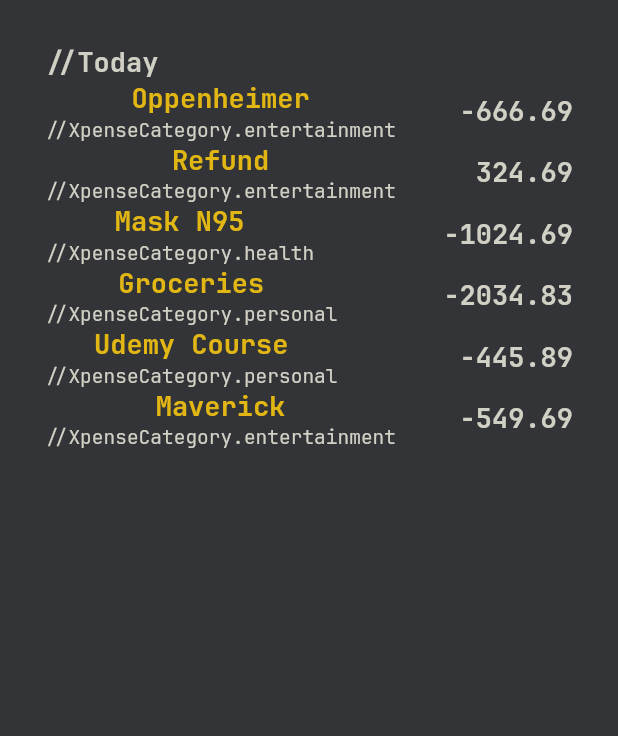
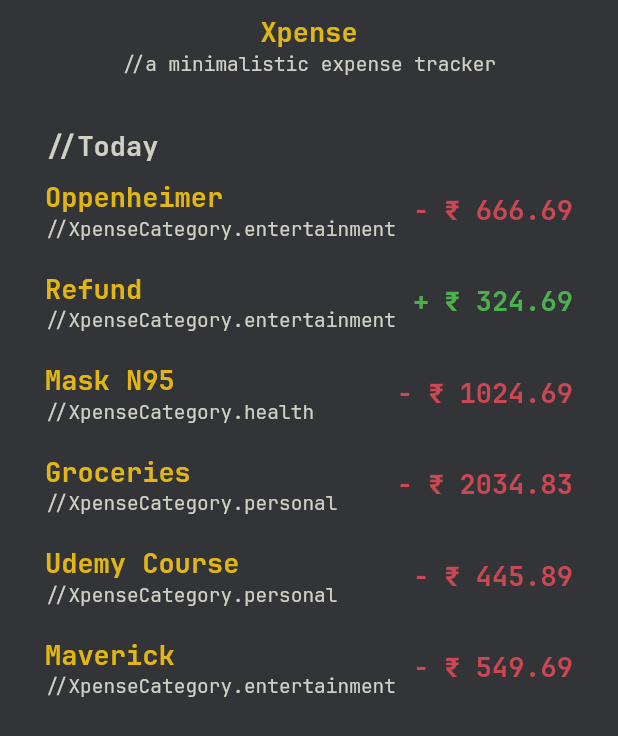
Before and after one commit to laggedskapari/Xpense, a Flutter app: the screen it shows after launch, on a phone screen of 412 x 824 dp. Shown: the top 736 px of the screen. Run offline on Flutter 3.47's test engine with Material 2 defaults, Android fonts, the phone set to English and light mode, and no system bars; missing offline and left inert: date_formatter.

Commit message:
Working on Daily Xpense.

```diff
--- a/mobile/lib/screens/home.dart
+++ b/mobile/lib/screens/home.dart
@@ -2,6 +2,7 @@ import 'package:flutter/material.dart';
 
 import 'package:mobile/widgets/daily_xpenses.dart';
 import 'package:mobile/xpense_theme.dart';
+import 'package:mobile/widgets/xpense_appbar.dart';
 
 class HomeScreen extends StatelessWidget {
   const HomeScreen({super.key});
@@ -10,6 +11,7 @@ class HomeScreen extends StatelessWidget {
   Widget build(BuildContext context) {
     return Scaffold(
       backgroundColor: XpenseTheme.backgroundColor,
+      appBar: const XpenseAppBar(),
       body: Center(
         child: DailyXpeneses()
       ),
--- a/mobile/lib/widgets/daily_xpense.dart
+++ b/mobile/lib/widgets/daily_xpense.dart
@@ -4,17 +4,18 @@ import 'package:mobile/xpense_theme.dart';
 import 'package:mobile/model/xpense.dart';
 
 class DailyXpense extends StatelessWidget {
-  const DailyXpense({ super.key, required this.xpense });
+  const DailyXpense({super.key, required this.xpense});
 
   final Xpense xpense;
 
-
-
   @override
   Widget build(BuildContext context) {
-    return Row(
+    return Container(
+      padding: const EdgeInsets.symmetric(vertical: 10),
+      child: Row(
         children: [
           Column(
+            crossAxisAlignment: CrossAxisAlignment.start,
             children: [
               Text(
                 xpense.xpenseTitle,
@@ -28,10 +29,13 @@ class DailyXpense extends StatelessWidget {
           ),
           const Spacer(),
           Text(
-          xpense.xpenseAmount.toStringAsFixed(2),
-          style: XpenseTheme.secondaryHeader,
+            '${xpense.xpenseAmountType == XpenseAmountType.debit ? '-' : '+'} ₹ ${xpense.xpenseAmount.toStringAsFixed(2)}',
+            style: xpense.xpenseAmountType == XpenseAmountType.debit
+                ? XpenseTheme.debitFont
+                : XpenseTheme.creditFont,
           ),
         ],
+      ),
     );
   }
 }
--- a/mobile/lib/widgets/daily_xpenses.dart
+++ b/mobile/lib/widgets/daily_xpenses.dart
@@ -6,13 +6,13 @@ import 'package:mobile/model/xpense.dart';
 import 'package:date_formatter/date_formatter.dart';
 
 class DailyXpeneses extends StatelessWidget {
-  DailyXpeneses({ super.key });
+  DailyXpeneses({super.key});
 
   final List<Xpense> _registeredXpenses = [
     Xpense(
       xpenseTitle: 'Oppenheimer',
       xpenseAmountType: XpenseAmountType.debit,
-      xpenseAmount: -666.69,
+      xpenseAmount: 666.69,
       xpenseCategory: XpenseCategory.entertainment,
       xpenseDate: DateFormatter.formatDateTime(
           dateTime: DateTime.now(), outputFormat: 'dd/MM/yyyy'),
@@ -28,7 +28,7 @@ class DailyXpeneses extends StatelessWidget {
     Xpense(
       xpenseTitle: 'Mask N95',
       xpenseAmountType: XpenseAmountType.debit,
-      xpenseAmount: -1024.69,
+      xpenseAmount: 1024.69,
       xpenseCategory: XpenseCategory.health,
       xpenseDate: DateFormatter.formatDateTime(
           dateTime: DateTime.now(), outputFormat: 'dd/MM/yyyy'),
@@ -36,7 +36,7 @@ class DailyXpeneses extends StatelessWidget {
     Xpense(
       xpenseTitle: 'Groceries',
       xpenseAmountType: XpenseAmountType.debit,
-      xpenseAmount: -2034.83,
+      xpenseAmount: 2034.83,
       xpenseCategory: XpenseCategory.personal,
       xpenseDate: DateFormatter.formatDateTime(
           dateTime: DateTime.now(), outputFormat: 'dd/MM/yyyy'),
@@ -44,7 +44,7 @@ class DailyXpeneses extends StatelessWidget {
     Xpense(
       xpenseTitle: 'Udemy Course',
       xpenseAmountType: XpenseAmountType.debit,
-      xpenseAmount: -445.89,
+      xpenseAmount: 445.89,
       xpenseCategory: XpenseCategory.personal,
       xpenseDate: DateFormatter.formatDateTime(
           dateTime: DateTime.now(), outputFormat: 'dd/MM/yyyy'),
@@ -52,7 +52,7 @@ class DailyXpeneses extends StatelessWidget {
     Xpense(
       xpenseTitle: 'Maverick',
       xpenseAmountType: XpenseAmountType.debit,
-      xpenseAmount: -549.69,
+      xpenseAmount: 549.69,
       xpenseCategory: XpenseCategory.entertainment,
       xpenseDate: DateFormatter.formatDateTime(
           dateTime: DateTime.now(), outputFormat: 'dd/MM/yyyy'),
--- /dev/null
+++ b/mobile/lib/widgets/xpense_appbar.dart
@@ -0,0 +1,33 @@
+import 'package:flutter/material.dart';
+import 'package:mobile/xpense_theme.dart';
+
+class XpenseAppBar extends StatelessWidget implements PreferredSizeWidget{
+  const XpenseAppBar({super.key});
+
+  @override
+  Size get preferredSize => const Size.fromHeight(kToolbarHeight);
+
+  @override
+  Widget build(BuildContext context) {
+    return Container(
+      padding: const EdgeInsets.all(10),
+      child: const SafeArea(
+        child: SizedBox(
+          height: 60,
+          child: Column(
+            children: [
+              Text(
+                'Xpense',
+                style: XpenseTheme.primaryHeader,
+              ),
+              Text(
+                '//a minimalistic expense tracker',
+                style: XpenseTheme.secondaryFont,
+              ),
+            ],
+          ),
+        ),
+      ),
+    );
+  }
+}
--- a/mobile/lib/xpense_theme.dart
+++ b/mobile/lib/xpense_theme.dart
@@ -39,4 +39,18 @@ class XpenseTheme {
     fontSize: 13,
     color: secondaryColor,
   );
+
+  static const TextStyle debitFont = TextStyle(
+    color: XpenseTheme.errorColor,
+    fontSize: 18,
+    fontWeight: FontWeight.w700,
+    fontFamily: 'JetBrains',
+  );
+
+  static const TextStyle creditFont = TextStyle(
+    color: Colors.green,
+    fontSize: 18,
+    fontWeight: FontWeight.w700,
+    fontFamily: 'JetBrains',
+  );
 }
```
Lines whose indentation alone changed are shown as unchanged.
